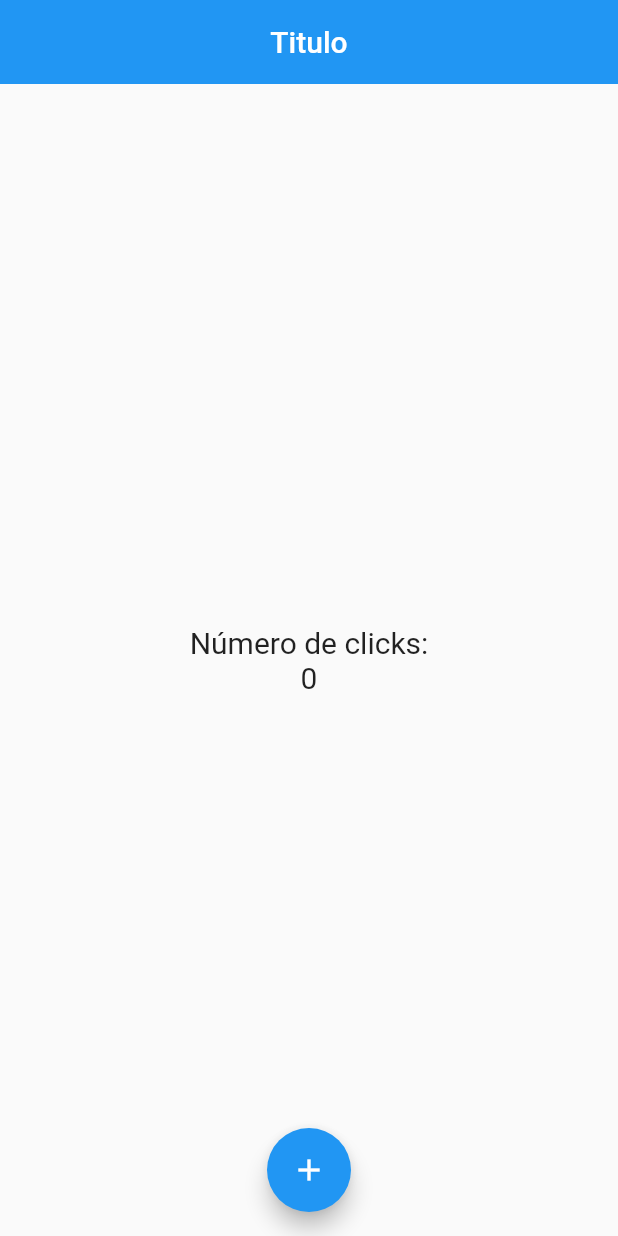
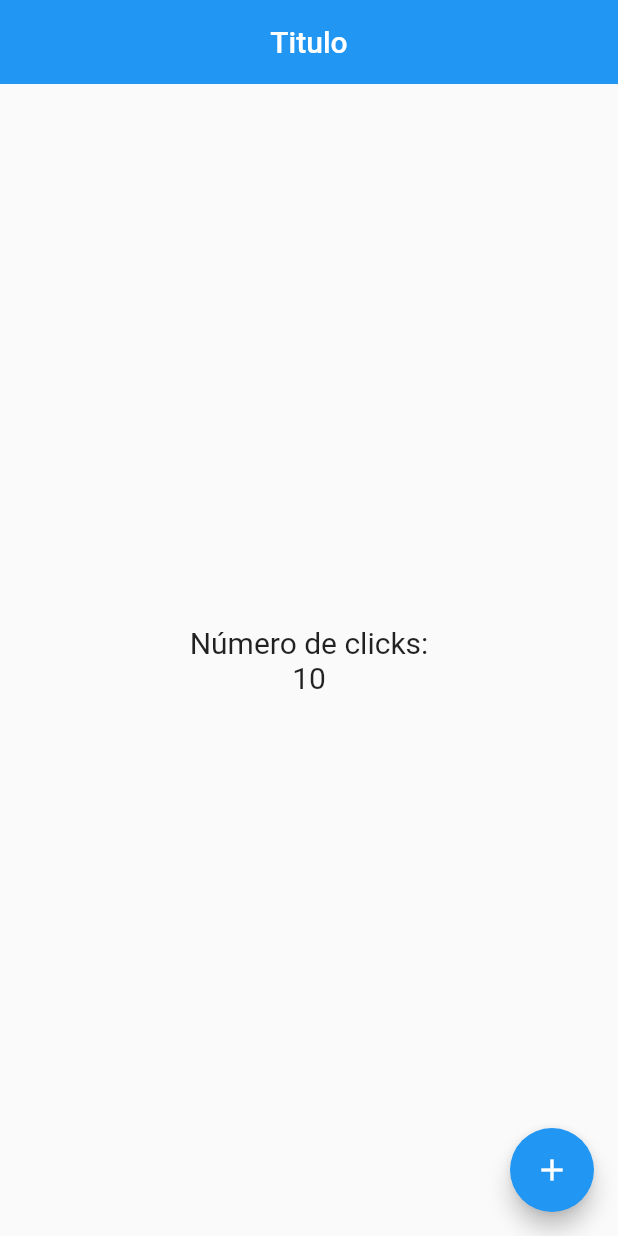
Before and after one commit to FoviUserNeto/devFlutter, a Flutter app: the screen it shows after launch, on a phone screen of 412 x 824 dp. Run offline on Flutter 3.47's test engine with Material 2 defaults, Android fonts, the phone set to English and light mode, and no system bars.

Commit message:
51.- Contador Problema con Stateless Widget

```diff
--- a/contador/lib/src/pages/home_page.dart
+++ b/contador/lib/src/pages/home_page.dart
@@ -7,6 +7,8 @@ import 'package:flutter/material.dart';
 class HomePage extends StatelessWidget {
 
   final TextStyle estiloTexto = new TextStyle(fontSize: 20);
+
+  final conteo = 10;
 
   @override
   Widget build(BuildContext context) {
@@ -21,14 +23,15 @@ class HomePage extends StatelessWidget {
           mainAxisAlignment: MainAxisAlignment.center,
           children: [
             Text('Número de clicks:',style: estiloTexto),
-            Text('0',style: estiloTexto),
+            Text('$conteo',style: estiloTexto),
           ],
         ),
       ),
-      floatingActionButtonLocation: FloatingActionButtonLocation.centerFloat,
       floatingActionButton: FloatingActionButton(
         child: Icon(Icons.add),
-        onPressed: (){},
+        onPressed: (){
+          //conteo = conteo + 1;
+        },
       ),
     );
   }
```
